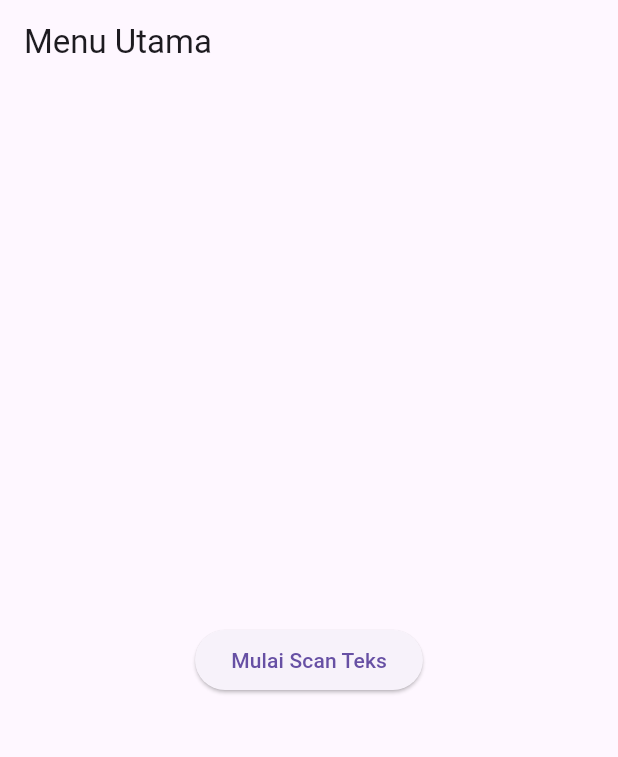
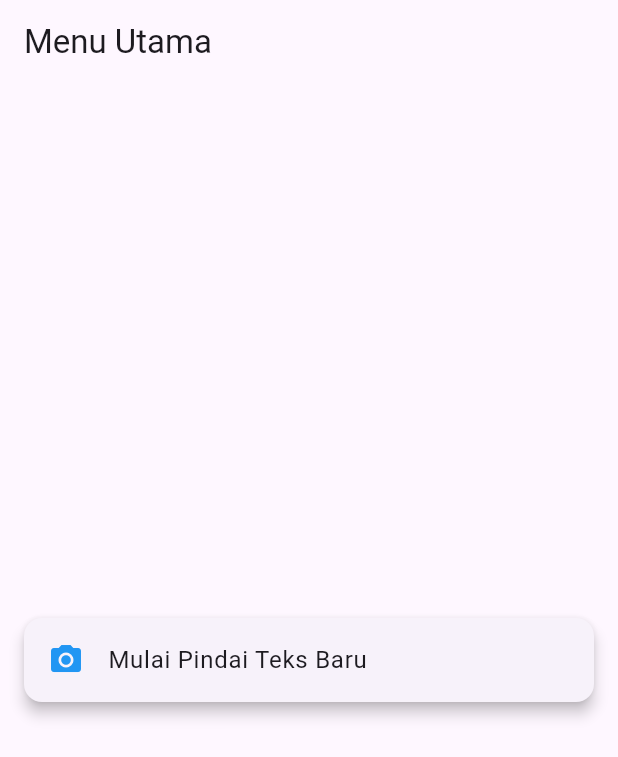
Before and after one commit to tasyasss/Sem5_Mobile, a Flutter app: the screen it shows after launch, on a phone screen of 412 x 824 dp. Shown: the top 757 px of the screen. Run offline on Flutter 3.47's test engine with Material 3 defaults, Android fonts, the light colour scheme and no system bars; our stand-ins replace camera, go_router; missing offline and left inert: google_mlkit_text_recognition.

Commit message:
UTS: Selesai Soal 1 - ListTile dan Navigasi Balik

```diff
--- a/FlutterGitbook/7_Aplikasi_OCR/ocr_sederhana/lib/screens/home_screen.dart
+++ b/FlutterGitbook/7_Aplikasi_OCR/ocr_sederhana/lib/screens/home_screen.dart
@@ -9,14 +9,22 @@
     return Scaffold(
       appBar: AppBar(title: const Text('Menu Utama')),
       body: Center(
-        child: ElevatedButton(
-          onPressed: () {
-            Navigator.push(
-              context,
-              MaterialPageRoute(builder: (_) => const ScanScreen()),
-            );
-          },
-          child: const Text('Mulai Scan Teks'),
+        child: Card(
+          margin: const EdgeInsets.all(16),
+          shape: RoundedRectangleBorder(
+            borderRadius: BorderRadius.circular(12),
+          ),
+          elevation: 4,
+          child: ListTile(
+            leading: const Icon(Icons.camera_alt, color: Colors.blue),
+            title: const Text('Mulai Pindai Teks Baru'),
+            onTap: () {
+              Navigator.push(
+                context,
+                MaterialPageRoute(builder: (_) => const ScanScreen()),
+              );
+            },
+          ),
         ),
       ),
     );
```
Also changed, not shown: FlutterGitbook/7_Aplikasi_OCR/ocr_sederhana/lib/screens/result_screen.dart (+12 -1 lines).
